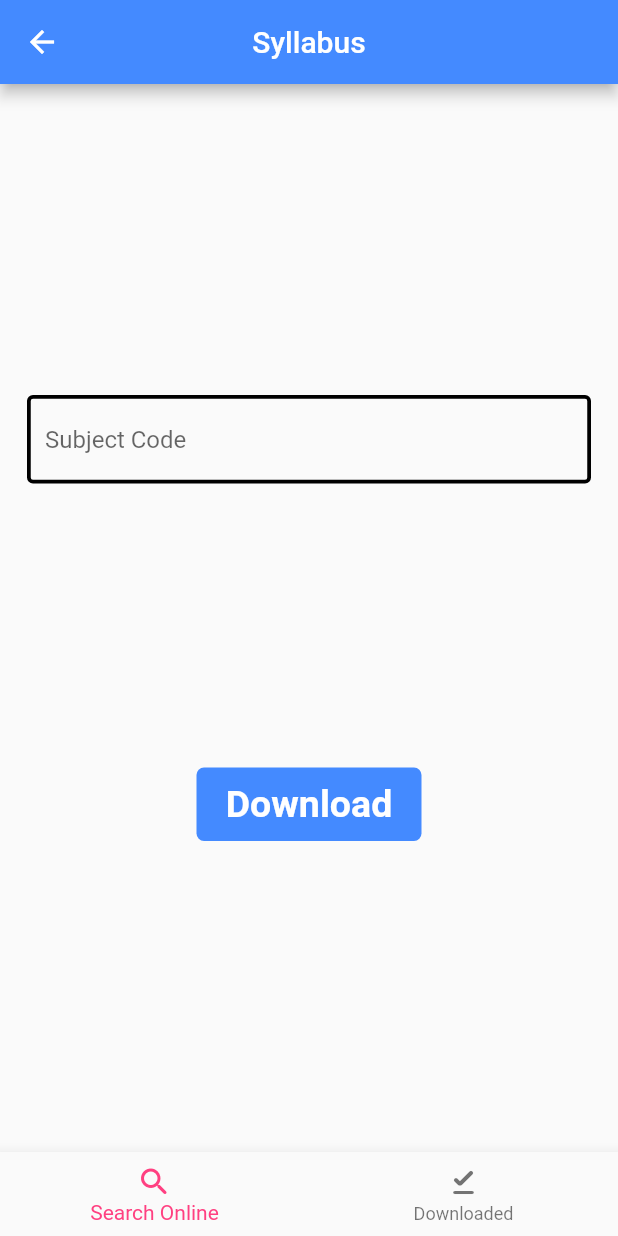
After one commit to FineCoders001/uni_campus, a Flutter app: the SyllabusScreen screen opened directly, on a phone screen of 412 x 824 dp. The commit adds this screen. Run offline on Flutter 3.47's test engine with Material 2 defaults, Android fonts, the phone set to English and light mode, and no system bars; our stand-ins replace badges, cached_network_image, carousel_slider, cloud_firestore, connectivity_plus, csv and 15 more; missing offline and left inert: barcode_scan2, flutterfire_ui; accounts and stored records are empty; network calls fail.

Commit message:
Added subsection Syllabus in Exam.

```diff
--- /dev/null
+++ b/lib/SeatingManagement/Screens/syllabus_screen.dart
@@ -0,0 +1,265 @@
+import 'dart:io';
+import 'package:open_file/open_file.dart';
+import 'package:flutter/foundation.dart';
+import 'package:flutter/material.dart';
+
+final GlobalKey<ScaffoldState> _scaffoldKey = GlobalKey<ScaffoldState>();
+
+class SyllabusScreen extends StatefulWidget {
+  const SyllabusScreen({Key? key}) : super(key: key);
+
+  @override
+  State<SyllabusScreen> createState() => _SyllabusScreenState();
+}
+
+class _SyllabusScreenState extends State<SyllabusScreen> {
+  int _pageIndex = 0;
+  late List<Widget> tabPages;
+  late PageController _pageController;
+  @override
+  void initState() {
+    tabPages = [const DownloadSyllabusTab(), const DownloadedSyllabusTab()];
+    _pageController = PageController(initialPage: _pageIndex);
+    super.didChangeDependencies();
+    super.initState();
+  }
+
+  @override
+  Widget build(BuildContext context) {
+    return Scaffold(
+      appBar: AppBar(
+        backgroundColor: Colors.blueAccent,
+        centerTitle: true,
+        title: const Text("Syllabus"),
+      ),
+      key: _scaffoldKey,
+      bottomNavigationBar: BottomNavigationBar(
+        items: const <BottomNavigationBarItem>[
+          BottomNavigationBarItem(
+            icon: Icon(Icons.search_rounded),
+            label: 'Search Online',
+          ),
+          BottomNavigationBarItem(
+            icon: Icon(Icons.download_done_rounded),
+            label: 'Downloaded',
+          ),
+        ],
+        currentIndex: _pageIndex,
+        onTap: onTabTapped,
+        selectedItemColor: Colors.pinkAccent,
+      ),
+      body: PageView(
+        children: tabPages,
+        onPageChanged: onPageChanged,
+        controller: _pageController,
+      ),
+    );
+  }
+
+  void onPageChanged(int page) {
+    setState(() {
+      _pageIndex = page;
+    });
+  }
+
+  void onTabTapped(int index) {
+    _pageController.animateToPage(index,
+        duration: const Duration(milliseconds: 500), curve: Curves.easeInOut);
+  }
+}
+
+class DownloadSyllabusTab extends StatefulWidget {
+  const DownloadSyllabusTab({Key? key}) : super(key: key);
+
+  @override
+  State<DownloadSyllabusTab> createState() => _DownloadSyllabusTabState();
+}
+
+class _DownloadSyllabusTabState extends State<DownloadSyllabusTab> {
+  TextEditingController subCode = TextEditingController();
+  @override
+  Widget build(BuildContext context) {
+    return Scaffold(
+      body: Padding(
+        padding: const EdgeInsets.all(18.0),
+        child: Column(
+          mainAxisAlignment: MainAxisAlignment.spaceEvenly,
+          crossAxisAlignment: CrossAxisAlignment.center,
+          children: [
+            TextFormField(
+              keyboardType: TextInputType.number,
+              controller: subCode,
+              decoration: const InputDecoration(
+                hintText: "Subject Code",
+                border: OutlineInputBorder(
+                  borderSide: BorderSide(color: Colors.black, width: 2.5),
+                ),
+                enabledBorder: OutlineInputBorder(
+                  borderSide: BorderSide(color: Colors.black, width: 2.5),
+                ),
+                focusedBorder: OutlineInputBorder(
+                  borderSide: BorderSide(color: Colors.black, width: 2.5),
+                ),
+              ),
+            ),
+            InkWell(
+              onTap: (() async {
+                HttpClient httpClient = HttpClient();
+                String localPath =
+                    "/storage/emulated/0/Android/data/com.example.uni_campus/files/Syllabus";
+                File file;
+                var code = subCode.text.toString();
+                try {
+                  var request = await httpClient.getUrl(Uri.parse(
+                      'https://s3-ap-southeast-1.amazonaws.com/gtusitecirculars/Syallbus/$code.pdf'));
+                  var response = await request.close();
+                  if (response.statusCode == 200) {
+                    var bytes =
+                        await consolidateHttpClientResponseBytes(response);
+                    final path = Directory(localPath);
+                    if (!(await path.exists())) {
+                      path.create();
+                    }
+                    file = File("$localPath/$code.pdf");
+                    await file.writeAsBytes(bytes);
+                    OpenFile.open("$localPath/$code.pdf");
+                  } else {
+                    ScaffoldMessenger.of(context).showSnackBar(
+                      const SnackBar(
+                        duration: Duration(milliseconds: 1500),
+                        content: Text('Please Check Subject code.',
+                            textAlign: TextAlign.center),
+                      ),
+                    );
+                  }
+                } catch (error) {
+                  print(error);
+                  ScaffoldMessenger.of(context).showSnackBar(
+                    const SnackBar(
+                      duration: Duration(milliseconds: 1500),
+                      content: Text("Something went wrong",
+                          textAlign: TextAlign.center),
+                    ),
+                  );
+                }
+              }),
+              child: Container(
+                width: 150,
+                alignment: Alignment.center,
+                decoration: const BoxDecoration(
+                  color: Colors.blueAccent,
+                  borderRadius: BorderRadius.all(Radius.circular(5)),
+                ),
+                child: const Padding(
+                  padding: EdgeInsets.all(10.0),
+                  child: Text(
+                    "Download",
+                    style: TextStyle(
+                        color: Colors.white,
+                        fontSize: 25,
+                        fontWeight: FontWeight.bold),
+                  ),
+                ),
+              ),
+            )
+          ],
+        ),
+      ),
+    );
+  }
+}
+
+class DownloadedSyllabusTab extends StatefulWidget {
+  const DownloadedSyllabusTab({Key? key}) : super(key: key);
+
+  @override
+  State<DownloadedSyllabusTab> createState() => _DownloadedSyllabusTabState();
+}
+
+class _DownloadedSyllabusTabState extends State<DownloadedSyllabusTab> {
+  late List<FileSystemEntity> _folders;
+  bool search = false;
+  List<String> subjectList = [];
+  List<String> searchResult = [];
+  TextEditingController searchCode = TextEditingController();
+  @override
+  void dispose() {
+    searchCode.dispose();
+    super.dispose();
+  }
+
+  @override
+  void initState() {
+    searchCode.addListener(() {});
+    final myDir = Directory(
+        "/storage/emulated/0/Android/data/com.example.uni_campus/files/Syllabus");
+
+    setState(() {
+      _folders = myDir.listSync(recursive: true, followLinks: false);
+    });
+    for (int i = 0; i < _folders.length; i++) {
+      subjectList.add(_folders[i].toString().split('/')[9].substring(0, 7));
+      searchResult.add(_folders[i].toString().split('/')[9].substring(0, 7));
+    }
+    super.initState();
+  }
+
+  @override
+  Widget build(BuildContext context) {
+    return Scaffold(
+      bottomNavigationBar: Padding(
+        padding: const EdgeInsets.all(15.0),
+        child: Container(
+          decoration: BoxDecoration(border: Border.all()),
+          child: ListTile(
+            trailing: const Icon(Icons.search_rounded),
+            title: TextFormField(
+              controller: searchCode,
+              onChanged: ((value) {
+                setState(() {
+                  searchResult = subjectList.where((element) {
+                    final result = element.toLowerCase();
+                    final input = value.toLowerCase();
+                    return result.contains(input);
+                  }).toList();
+                });
+              }),
+              decoration: const InputDecoration(
+                border: InputBorder.none,
+                hintText: "Subject Code",
+              ),
+            ),
+          ),
+        ),
+      ),
+      body: Column(
+        children: [
+          Padding(
+            padding: const EdgeInsets.all(15.0),
+            child: ListView.builder(
+              shrinkWrap: true,
+              itemCount: searchResult.length,
+              itemBuilder: (context, index) => Padding(
+                padding: const EdgeInsets.symmetric(vertical: 8.0),
+                child: ListTile(
+                  tileColor: Colors.redAccent,
+                  title: Text(
+                    "Subject Code: ${searchResult[index]}",
+                    style: const TextStyle(color: Colors.white),
+                  ),
+                  trailing: IconButton(
+                    onPressed: (() => OpenFile.open(_folders[index].path)),
+                    icon: const Icon(
+                      Icons.open_in_new_rounded,
+                      color: Colors.white,
+                    ),
+                  ),
+                ),
+              ),
+            ),
+          ),
+        ],
+      ),
+    );
+  }
+}
--- a/pubspec.yaml
+++ b/pubspec.yaml
@@ -54,6 +54,7 @@ dependencies:
   connectivity_plus: ^2.2.1
   provider: ^6.0.2
   syncfusion_flutter_calendar: ^19.4.56
+  open_file: ^3.2.1
 
 
   # The following adds the Cupertino Icons font to your application.
```
Also changed, not shown: lib/home_screen.dart (+16 -1 lines), pubspec.lock.
